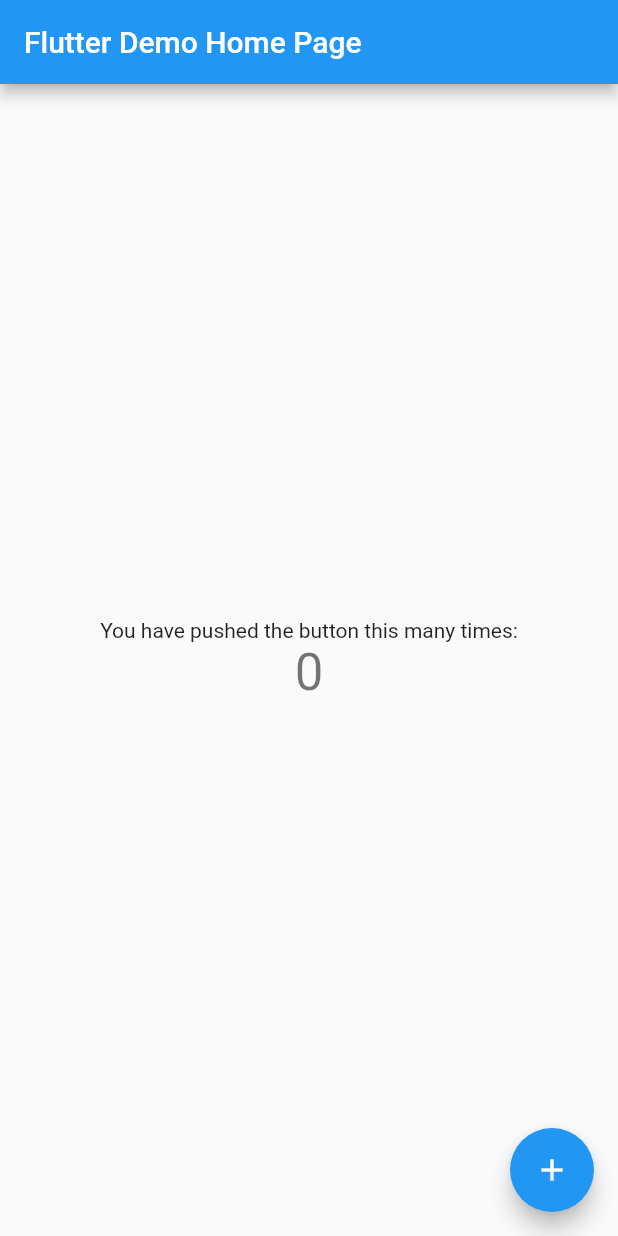
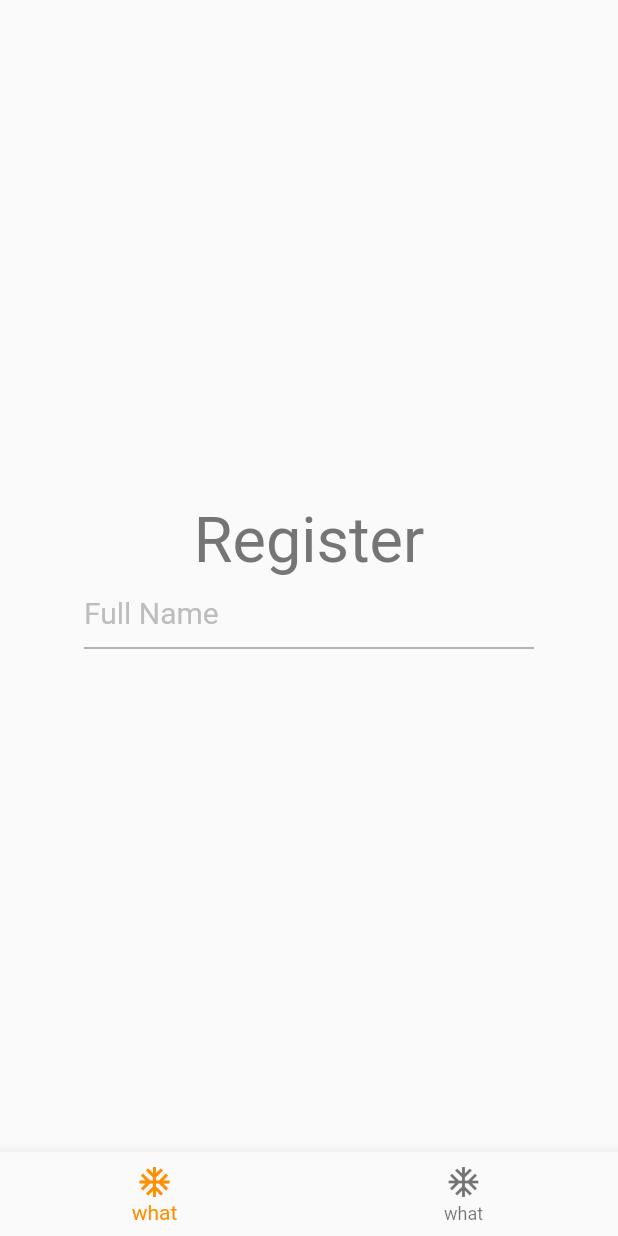
Before and after one commit to mohammedalijaafar1999/sport-equipment-lost-and-found-flutter, a Flutter app: the screen it shows after launch, on a phone screen of 412 x 824 dp. Run offline on Flutter 3.47's test engine with Material 2 defaults, Android fonts, the phone set to English and light mode, and no system bars.

Commit message:
just starting

```diff
--- /dev/null
+++ b/lib/Screens/Auth/Register.dart
@@ -0,0 +1,70 @@
+import 'package:flutter/material.dart';
+
+class Register extends StatefulWidget {
+  Register({Key? key}) : super(key: key);
+
+  @override
+  _RegisterState createState() => _RegisterState();
+}
+
+class _RegisterState extends State<Register> {
+  int _selectedIndex = 0;
+
+  void _onItemTapped(int index) {
+    setState(() {
+      _selectedIndex = index;
+    });
+  }
+
+  @override
+  Widget build(BuildContext context) {
+    return Scaffold(
+      bottomNavigationBar: Container(
+        decoration: BoxDecoration(color: Color(0x623CEA)),
+        child: BottomNavigationBar(
+          items: <BottomNavigationBarItem>[
+            BottomNavigationBarItem(
+              icon: Icon(Icons.ac_unit),
+              label: "what",
+              backgroundColor: Colors.blue,
+            ),
+            BottomNavigationBarItem(
+              icon: Icon(Icons.ac_unit),
+              label: "what",
+              backgroundColor: Colors.blue,
+            ),
+          ],
+          selectedItemColor: Colors.amber[800],
+          currentIndex: _selectedIndex,
+          onTap: _onItemTapped,
+        ),
+      ),
+      body: SafeArea(
+        child: Center(
+          child: Container(
+            width: 300,
+            child: Column(
+              mainAxisAlignment: MainAxisAlignment.center,
+              children: [
+                Text(
+                  "Register",
+                  style: TextStyle(
+                    color: Colors.grey.shade600,
+                    fontSize: 42,
+                  ),
+                ),
+                TextField(
+                  decoration: InputDecoration(
+                    hintText: "Full Name",
+                    hintStyle:
+                        TextStyle(fontSize: 20.0, color: Colors.grey.shade400),
+                  ),
+                )
+              ],
+            ),
+          ),
+        ),
+      ),
+    );
+  }
+}
--- a/lib/main.dart
+++ b/lib/main.dart
@@ -1,4 +1,5 @@
 import 'package:flutter/material.dart';
+import 'Screens/Auth/Register.dart';
 
 void main() {
   runApp(MyApp());
@@ -11,103 +12,9 @@
     return MaterialApp(
       title: 'Flutter Demo',
       theme: ThemeData(
-        // This is the theme of your application.
-        //
-        // Try running your application with "flutter run". You'll see the
-        // application has a blue toolbar. Then, without quitting the app, try
-        // changing the primarySwatch below to Colors.green and then invoke
-        // "hot reload" (press "r" in the console where you ran "flutter run",
-        // or simply save your changes to "hot reload" in a Flutter IDE).
-        // Notice that the counter didn't reset back to zero; the application
-        // is not restarted.
         primarySwatch: Colors.blue,
       ),
-      home: MyHomePage(title: 'Flutter Demo Home Page'),
+      home: Register(),
     );
   }
 }
-
-class MyHomePage extends StatefulWidget {
-  MyHomePage({Key? key, required this.title}) : super(key: key);
-
-  // This widget is the home page of your application. It is stateful, meaning
-  // that it has a State object (defined below) that contains fields that affect
-  // how it looks.
-
-  // This class is the configuration for the state. It holds the values (in this
-  // case the title) provided by the parent (in this case the App widget) and
-  // used by the build method of the State. Fields in a Widget subclass are
-  // always marked "final".
-
-  final String title;
-
-  @override
-  _MyHomePageState createState() => _MyHomePageState();
-}
-
-class _MyHomePageState extends State<MyHomePage> {
-  int _counter = 0;
-
-  void _incrementCounter() {
-    setState(() {
-      // This call to setState tells the Flutter framework that something has
-      // changed in this State, which causes it to rerun the build method below
-      // so that the display can reflect the updated values. If we changed
-      // _counter without calling setState(), then the build method would not be
-      // called again, and so nothing would appear to happen.
-      _counter++;
-    });
-  }
-
-  @override
-  Widget build(BuildContext context) {
-    // This method is rerun every time setState is called, for instance as done
-    // by the _incrementCounter method above.
-    //
-    // The Flutter framework has been optimized to make rerunning build methods
-    // fast, so that you can just rebuild anything that needs updating rather
-    // than having to individually change instances of widgets.
-    return Scaffold(
-      appBar: AppBar(
-        // Here we take the value from the MyHomePage object that was created by
-        // the App.build method, and use it to set our appbar title.
-        title: Text(widget.title),
-      ),
-      body: Center(
-        // Center is a layout widget. It takes a single child and positions it
-        // in the middle of the parent.
-        child: Column(
-          // Column is also a layout widget. It takes a list of children and
-          // arranges them vertically. By default, it sizes itself to fit its
-          // children horizontally, and tries to be as tall as its parent.
-          //
-          // Invoke "debug painting" (press "p" in the console, choose the
-          // "Toggle Debug Paint" action from the Flutter Inspector in Android
-          // Studio, or the "Toggle Debug Paint" command in Visual Studio Code)
-          // to see the wireframe for each widget.
-          //
-          // Column has various properties to control how it sizes itself and
-          // how it positions its children. Here we use mainAxisAlignment to
-          // center the children vertically; the main axis here is the vertical
-          // axis because Columns are vertical (the cross axis would be
-          // horizontal).
-          mainAxisAlignment: MainAxisAlignment.center,
-          children: <Widget>[
-            Text(
-              'You have pushed the button this many times:',
-            ),
-            Text(
-              '$_counter',
-              style: Theme.of(context).textTheme.headline4,
-            ),
-          ],
-        ),
-      ),
-      floatingActionButton: FloatingActionButton(
-        onPressed: _incrementCounter,
-        tooltip: 'Increment',
-        child: Icon(Icons.add),
-      ), // This trailing comma makes auto-formatting nicer for build methods.
-    );
-  }
-}
```
